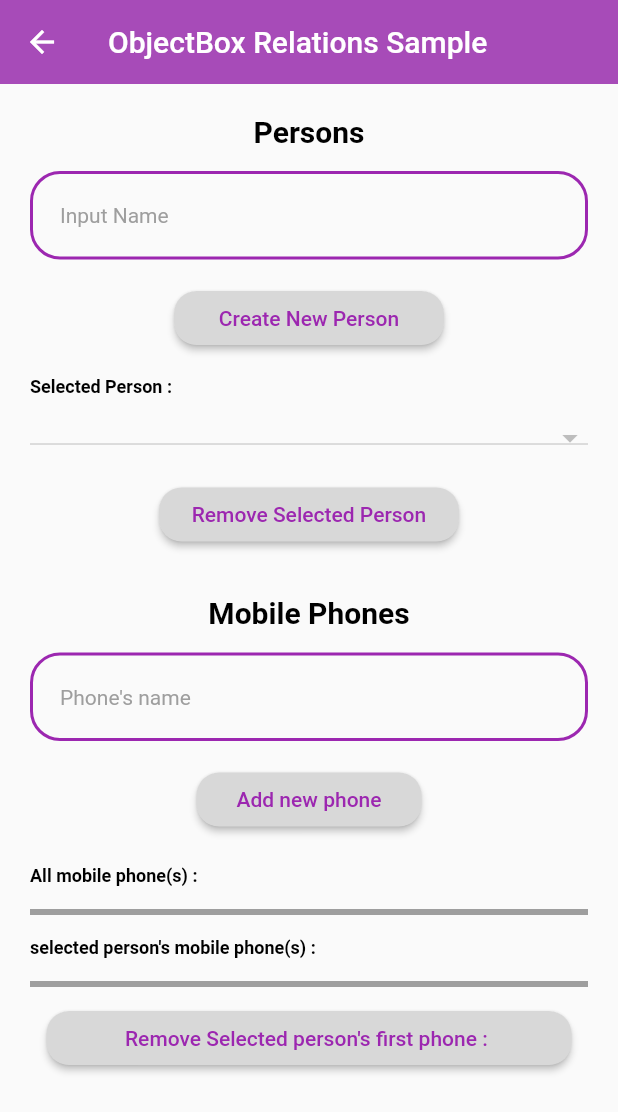
After one commit to Sobhan-Ziyaei/objectbox_sample_app, a Flutter app: the screen it shows after launch, after a tap on "Relations Example", on a phone screen of 412 x 824 dp. The commit adds this screen. Shown: the top 1112 px of the screen. Run offline on Flutter 3.47's test engine with Material 2 defaults, Android fonts, the phone set to English and light mode, and no system bars; our stand-ins replace objectbox; generated files the repository leaves out were written again.

Commit message:
added relations screen

```diff
--- a/lib/main.dart
+++ b/lib/main.dart
@@ -2,6 +2,7 @@
 import 'package:objectbox_sample_app/models/objectbox.dart';
 import 'package:objectbox_sample_app/ui/home_screen.dart';
 import 'package:objectbox_sample_app/ui/query_screen.dart';
+import 'package:objectbox_sample_app/ui/relations_screen.dart';
 
 late ObjectBox objectbox;
 void main() async {
@@ -29,7 +30,7 @@
               mainAxisAlignment: MainAxisAlignment.center,
               children: [
                 SizedBox(
-                  width: 130,
+                  width: 150,
                   child: ElevatedButton(
                     style: ButtonStyle(
                       backgroundColor: MaterialStateProperty.all(
@@ -61,7 +62,7 @@
                   height: 15,
                 ),
                 SizedBox(
-                  width: 130,
+                  width: 150,
                   child: ElevatedButton(
                     style: ButtonStyle(
                       backgroundColor: MaterialStateProperty.all(
@@ -89,6 +90,38 @@
                     ),
                   ),
                 ),
+                const SizedBox(
+                  height: 15,
+                ),
+                SizedBox(
+                  width: 150,
+                  child: ElevatedButton(
+                    style: ButtonStyle(
+                      backgroundColor: MaterialStateProperty.all(
+                        const Color.fromARGB(255, 216, 216, 216),
+                      ),
+                      shape: MaterialStateProperty.all(
+                        const RoundedRectangleBorder(
+                          borderRadius: BorderRadius.all(
+                            Radius.circular(15),
+                          ),
+                        ),
+                      ),
+                    ),
+                    onPressed: () {
+                      Navigator.push(
+                        context,
+                        MaterialPageRoute(
+                          builder: (context) => RelationScreen(),
+                        ),
+                      );
+                    },
+                    child: const Text(
+                      'Relations Example',
+                      style: TextStyle(color: Colors.purple),
+                    ),
+                  ),
+                ),
               ],
             ),
           ),
--- /dev/null
+++ b/lib/models/mobile_phone.dart
@@ -0,0 +1,13 @@
+import 'package:objectbox/objectbox.dart';
+import 'package:objectbox_sample_app/models/person3.dart';
+
+@Entity()
+class MobilePhone {
+  @Id()
+  int id;
+  final String modelName;
+
+  final ToOne<Person3> owner = ToOne<Person3>();
+
+  MobilePhone({this.id = 0, required this.modelName});
+}
--- /dev/null
+++ b/lib/models/person3.dart
@@ -0,0 +1,15 @@
+import 'package:objectbox/objectbox.dart';
+import 'package:objectbox_sample_app/models/mobile_phone.dart';
+
+@Entity()
+class Person3 {
+  @Id()
+  int id;
+
+  final String name;
+
+  @Backlink('owner')
+  final ToMany<MobilePhone> phones = ToMany<MobilePhone>();
+
+  Person3({this.id = 0, required this.name});
+}
--- /dev/null
+++ b/lib/ui/relations_screen.dart
@@ -0,0 +1,448 @@
+import 'package:flutter/material.dart';
+import 'package:objectbox_sample_app/main.dart';
+import 'package:objectbox_sample_app/models/mobile_phone.dart';
+import 'package:objectbox_sample_app/models/person3.dart';
+
+import '../objectbox.g.dart';
+
+class RelationScreen extends StatefulWidget {
+  RelationScreen({Key? key}) : super(key: key);
+
+  @override
+  State<RelationScreen> createState() => _RelationScreenState();
+}
+
+class _RelationScreenState extends State<RelationScreen> {
+  final TextEditingController _nameController = TextEditingController();
+  final TextEditingController _mobilePhoneController = TextEditingController();
+  final personBox = objectbox.store.box<Person3>();
+  final mobilePhoneBox = objectbox.store.box<MobilePhone>();
+  late List<Person3> persons;
+  Person3? selectedPerson;
+
+  @override
+  void initState() {
+    super.initState();
+    persons = personBox.getAll();
+    if (persons.isNotEmpty) {
+      selectedPerson = persons.first;
+    }
+  }
+
+  @override
+  Widget build(BuildContext context) {
+    return Scaffold(
+      appBar: AppBar(
+        title: const Text('ObjectBox Relations Sample'),
+        elevation: 0,
+        backgroundColor: const Color.fromARGB(255, 167, 75, 184),
+      ),
+      body: SafeArea(
+        child: SingleChildScrollView(
+          child: Column(
+            crossAxisAlignment: CrossAxisAlignment.center,
+            children: [
+              const SizedBox(
+                height: 20,
+              ),
+              const Text(
+                'Persons',
+                style: TextStyle(
+                    color: Colors.black,
+                    fontWeight: FontWeight.bold,
+                    fontSize: 20),
+              ),
+              const SizedBox(
+                height: 15,
+              ),
+              Padding(
+                padding: const EdgeInsets.symmetric(horizontal: 20),
+                child: TextField(
+                  controller: _nameController,
+                  decoration: const InputDecoration(
+                    contentPadding: EdgeInsets.all(20),
+                    focusedBorder: OutlineInputBorder(
+                      borderSide: BorderSide(width: 2, color: Colors.green),
+                      borderRadius: BorderRadius.all(
+                        Radius.circular(20),
+                      ),
+                    ),
+                    enabledBorder: OutlineInputBorder(
+                      borderSide: BorderSide(width: 2, color: Colors.purple),
+                      borderRadius: BorderRadius.all(
+                        Radius.circular(20),
+                      ),
+                    ),
+                    hintText: 'Input Name',
+                    hintStyle: TextStyle(
+                      color: Colors.grey,
+                      fontSize: 14,
+                    ),
+                  ),
+                ),
+              ),
+              const SizedBox(
+                height: 15,
+              ),
+              SizedBox(
+                width: 180,
+                child: ElevatedButton(
+                  style: ButtonStyle(
+                    backgroundColor: MaterialStateProperty.all(
+                      const Color.fromARGB(255, 216, 216, 216),
+                    ),
+                    shape: MaterialStateProperty.all(
+                      const RoundedRectangleBorder(
+                        borderRadius: BorderRadius.all(
+                          Radius.circular(15),
+                        ),
+                      ),
+                    ),
+                  ),
+                  onPressed: () {
+                    createPersonButtonPressed();
+                  },
+                  child: const Text(
+                    'Create New Person',
+                    style: TextStyle(color: Colors.purple),
+                  ),
+                ),
+              ),
+              const SizedBox(
+                height: 15,
+              ),
+              const Padding(
+                padding: EdgeInsets.symmetric(horizontal: 20),
+                child: Row(
+                  mainAxisAlignment: MainAxisAlignment.start,
+                  children: [
+                    Text(
+                      'Selected Person : ',
+                      style: TextStyle(
+                          color: Colors.black,
+                          fontWeight: FontWeight.bold,
+                          fontSize: 12),
+                    ),
+                  ],
+                ),
+              ),
+              const SizedBox(
+                height: 15,
+              ),
+              DropdownButton(
+                padding: const EdgeInsets.symmetric(horizontal: 20),
+                isExpanded: true,
+                alignment: Alignment.center,
+                value: selectedPerson,
+                items: persons
+                    .map((e) => DropdownMenuItem(value: e, child: Text(e.name)))
+                    .toList(),
+                onChanged: (value) {
+                  setState(() {
+                    selectedPerson = value;
+                  });
+                },
+              ),
+              const SizedBox(
+                height: 15,
+              ),
+              SizedBox(
+                width: 200,
+                child: ElevatedButton(
+                  style: ButtonStyle(
+                    backgroundColor: MaterialStateProperty.all(
+                      const Color.fromARGB(255, 216, 216, 216),
+                    ),
+                    shape: MaterialStateProperty.all(
+                      const RoundedRectangleBorder(
+                        borderRadius: BorderRadius.all(
+                          Radius.circular(15),
+                        ),
+                      ),
+                    ),
+                  ),
+                  onPressed: () {
+                    removePersonButtonPressed();
+                  },
+                  child: const Text(
+                    'Remove Selected Person',
+                    style: TextStyle(color: Colors.purple),
+                  ),
+                ),
+              ),
+              const SizedBox(
+                height: 30,
+              ),
+              const Text(
+                'Mobile Phones',
+                style: TextStyle(
+                    color: Colors.black,
+                    fontWeight: FontWeight.bold,
+                    fontSize: 20),
+              ),
+              const SizedBox(
+                height: 15,
+              ),
+              Padding(
+                padding: const EdgeInsets.symmetric(horizontal: 20),
+                child: TextField(
+                  controller: _mobilePhoneController,
+                  decoration: const InputDecoration(
+                    contentPadding: EdgeInsets.all(20),
+                    focusedBorder: OutlineInputBorder(
+                      borderSide: BorderSide(width: 2, color: Colors.green),
+                      borderRadius: BorderRadius.all(
+                        Radius.circular(20),
+                      ),
+                    ),
+                    enabledBorder: OutlineInputBorder(
+                      borderSide: BorderSide(width: 2, color: Colors.purple),
+                      borderRadius: BorderRadius.all(
+                        Radius.circular(20),
+                      ),
+                    ),
+                    hintText: 'Phone\'s name ',
+                    hintStyle: TextStyle(
+                      color: Colors.grey,
+                      fontSize: 14,
+                    ),
+                  ),
+                ),
+              ),
+              const SizedBox(
+                height: 15,
+              ),
+              SizedBox(
+                width: 150,
+                child: ElevatedButton(
+                  style: ButtonStyle(
+                    backgroundColor: MaterialStateProperty.all(
+                      const Color.fromARGB(255, 216, 216, 216),
+                    ),
+                    shape: MaterialStateProperty.all(
+                      const RoundedRectangleBorder(
+                        borderRadius: BorderRadius.all(
+                          Radius.circular(15),
+                        ),
+                      ),
+                    ),
+                  ),
+                  onPressed: () {
+                    addPhoneButtonPressed();
+                  },
+                  child: const Text(
+                    'Add new phone',
+                    style: TextStyle(color: Colors.purple),
+                  ),
+                ),
+              ),
+              const SizedBox(
+                height: 20,
+              ),
+              const Padding(
+                padding: EdgeInsets.symmetric(horizontal: 20),
+                child: Row(
+                  mainAxisAlignment: MainAxisAlignment.start,
+                  children: [
+                    Text(
+                      'All mobile phone(s) : ',
+                      style: TextStyle(
+                          color: Colors.black,
+                          fontWeight: FontWeight.bold,
+                          fontSize: 12),
+                    ),
+                  ],
+                ),
+              ),
+              const SizedBox(
+                height: 15,
+              ),
+              Container(
+                margin: const EdgeInsets.symmetric(horizontal: 20),
+                padding: const EdgeInsets.symmetric(horizontal: 10),
+                width: double.infinity,
+                decoration: BoxDecoration(
+                  border: Border.all(width: 2, color: Colors.grey),
+                ),
+                child: Column(
+                  children: mobilePhoneBox
+                      .getAll()
+                      .map((e) => Text(convertMobilePhoneToString(e)))
+                      .toList(),
+                ),
+              ),
+              const SizedBox(
+                height: 15,
+              ),
+              Padding(
+                padding: const EdgeInsets.symmetric(horizontal: 20),
+                child: Row(
+                  children: [
+                    Text(
+                      '${selectedPerson != null ? selectedPerson!.name : 'selected person'}\'s mobile phone(s) :',
+                      style: const TextStyle(
+                          color: Colors.black,
+                          fontWeight: FontWeight.bold,
+                          fontSize: 12),
+                    ),
+                  ],
+                ),
+              ),
+              const SizedBox(
+                height: 15,
+              ),
+              Container(
+                margin: const EdgeInsets.symmetric(horizontal: 20),
+                padding: const EdgeInsets.symmetric(horizontal: 10),
+                width: double.infinity,
+                decoration: BoxDecoration(
+                  border: Border.all(width: 2, color: Colors.grey),
+                ),
+                child: Column(
+                  children: selectedPerson == null
+                      ? []
+                      : getPersonMobilePhoneNames(selectedPerson!)
+                          .map((phoneName) => Text(phoneName))
+                          .toList(),
+                ),
+              ),
+              const SizedBox(
+                height: 10,
+              ),
+              SizedBox(
+                width: 350,
+                child: ElevatedButton(
+                  style: ButtonStyle(
+                    backgroundColor: MaterialStateProperty.all(
+                      const Color.fromARGB(255, 216, 216, 216),
+                    ),
+                    shape: MaterialStateProperty.all(
+                      const RoundedRectangleBorder(
+                        borderRadius: BorderRadius.all(
+                          Radius.circular(15),
+                        ),
+                      ),
+                    ),
+                  ),
+                  onPressed: () {
+                    removeFirstMobilePhoneButtonPressed();
+                  },
+                  child: Text(
+                    'Remove ${selectedPerson != null ? selectedPerson!.name : 'Selected person'}\'s first phone : ',
+                    style: const TextStyle(color: Colors.purple),
+                  ),
+                ),
+              ),
+              const SizedBox(
+                height: 10,
+              ),
+            ],
+          ),
+        ),
+      ),
+    );
+  }
+
+  int putNewPerson({required Box<Person3> personBox, required String name}) {
+    return personBox.put(Person3(name: name));
+  }
+
+  Person3 addNewPerson(String name) {
+    int id = putNewPerson(personBox: personBox, name: name);
+    persons = personBox.getAll();
+    return persons.where((p) => p.id == id).first;
+  }
+
+  void createPersonButtonPressed() {
+    setState(() {
+      Person3 person = addNewPerson(_nameController.text);
+      selectedPerson = person;
+      _nameController.clear();
+    });
+  }
+
+  void putNewPhone(
+      {required String mobilePhoneName,
+      required Person3 owner,
+      required Box<MobilePhone> mobilePhoneBox}) {
+    MobilePhone newPhone = MobilePhone(modelName: _mobilePhoneController.text);
+    newPhone.owner.target = owner;
+    mobilePhoneBox.put(newPhone);
+  }
+
+  void addPhoneButtonPressed() {
+    setState(() {
+      if (selectedPerson != null) {
+        putNewPhone(
+            mobilePhoneName: _nameController.text,
+            owner: selectedPerson!,
+            mobilePhoneBox: mobilePhoneBox);
+
+        _mobilePhoneController.clear();
+        refreshPersons();
+      }
+    });
+  }
+
+  List<String> getPersonMobilePhoneNames(Person3 person) {
+    return person.phones.map((phone) => phone.modelName).toList();
+  }
+
+  String convertMobilePhoneToString(MobilePhone mobilePhone) {
+    Person3? owner = mobilePhone.owner.target;
+    return '${mobilePhone.modelName} (${owner != null ? owner.name : 'nobody'})';
+  }
+
+  void refreshPersons() {
+    persons = personBox.getAll();
+
+    if (selectedPerson != null) {
+      selectedPerson = persons.where((p) => p.id == selectedPerson!.id).first;
+    }
+  }
+
+  void removeFirstPhone(
+      {required Person3 person,
+      required Box<Person3> personBox,
+      required Box<MobilePhone> mobilePhoneBox}) {
+    MobilePhone deletedPhone = person.phones.removeAt(0);
+    personBox.put(person);
+    mobilePhoneBox.remove(deletedPhone.id);
+  }
+
+  void removeFirstMobilePhoneButtonPressed() {
+    if (selectedPerson != null) {
+      setState(() {
+        removeFirstPhone(
+            person: selectedPerson!,
+            mobilePhoneBox: mobilePhoneBox,
+            personBox: personBox);
+
+        refreshPersons();
+      });
+    }
+  }
+
+  void removePerson({
+    required Box<Person3> personBox,
+    required Box<MobilePhone> mobilePhoneBox,
+    required Person3 person,
+  }) {
+    List<int> phoneIDs = person.phones.map((phone) => phone.id).toList();
+    mobilePhoneBox.removeMany(phoneIDs);
+    personBox.remove(person.id);
+  }
+
+  removePersonButtonPressed() {
+    setState(() {
+      if (selectedPerson != null) {
+        removePerson(
+            personBox: personBox,
+            mobilePhoneBox: mobilePhoneBox,
+            person: selectedPerson!);
+        selectedPerson = null;
+        refreshPersons();
+      }
+    });
+  }
+}
```
Also changed, not shown: lib/objectbox-model.json (+55 -4 lines), lib/objectbox.g.dart.
